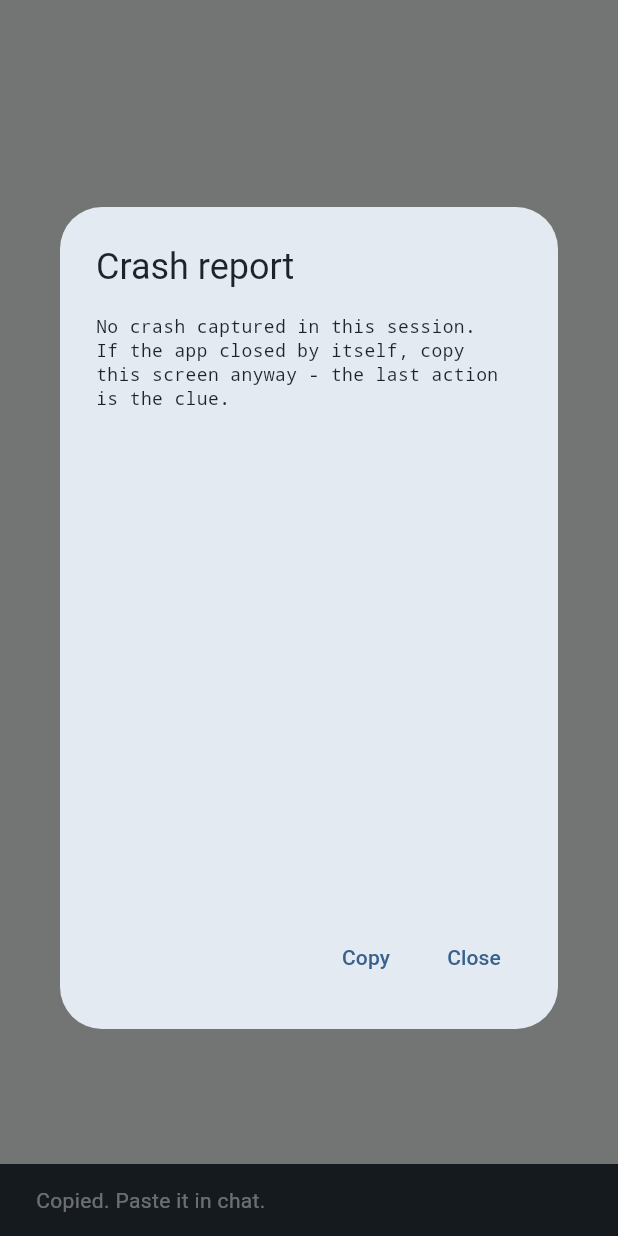
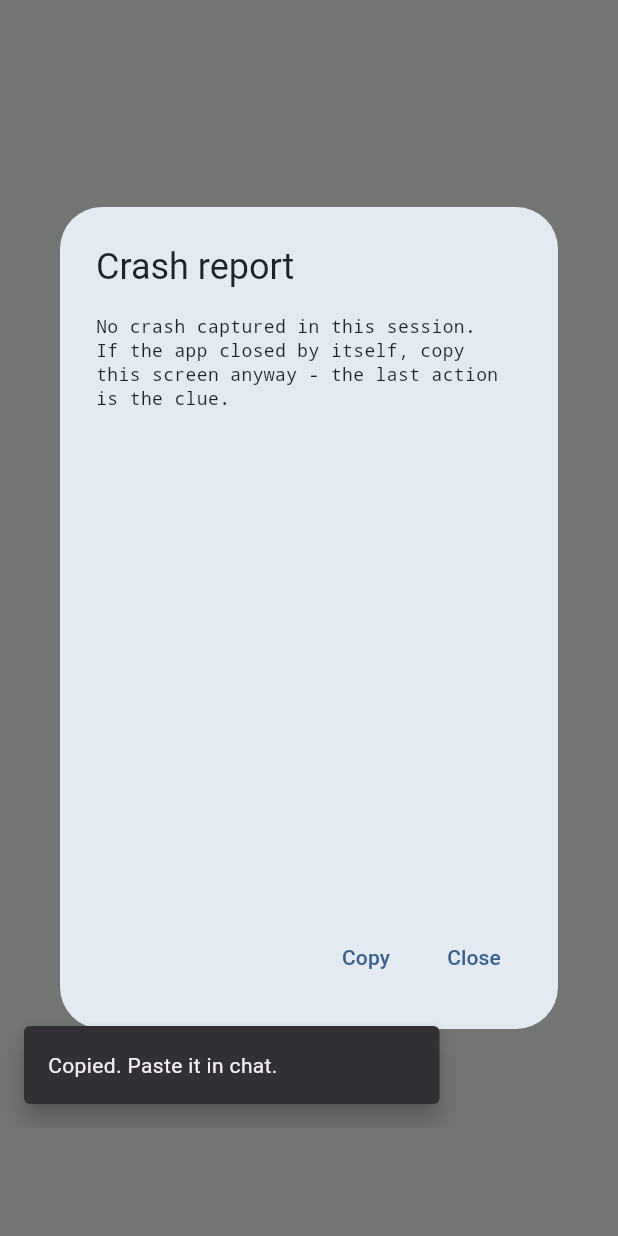
Before and after one commit to mounsokdara/video-player, a Flutter app: what show() shows on an empty page, opened directly, after a tap on "Copy", on a phone screen of 412 x 824 dp. Run offline on Flutter 3.47's test engine with Material 3 defaults, Android fonts, the phone set to English and light mode, and no system bars; drawn by our look-alikes of dynamic_color; our stand-ins replace battery_plus, package_info_plus, permission_handler, share_plus, shared_preferences, vibration and 1 more; missing offline and left inert: media_kit, media_kit_video, photo_manager, screen_brightness, volume_controller; accounts and stored records are empty.

Commit message:
release 1.0.2.1: better snackbar instead of the long wide default snackbar

```diff
--- a/lib/core/crash.dart
+++ b/lib/core/crash.dart
@@ -4,6 +4,7 @@ import 'package:flutter/material.dart';
 import 'package:flutter/services.dart';
 import 'package:shared_preferences/shared_preferences.dart';
 
+import 'package:video_player_app/core/slide_snackbar.dart';
 import 'package:video_player_app/native/android_bridge.dart';
 import 'package:video_player_app/core/developer_log.dart';
 
@@ -183,7 +184,7 @@ class CrashLog {
                 onPressed: () async {
                   await Clipboard.setData(ClipboardData(text: log));
                   if (c.mounted) {
-                    ScaffoldMessenger.of(c).showSnackBar(const SnackBar(content: Text('Copied. Paste it in chat.')));
+                    SlideSnackBar.show(c, message: 'Copied. Paste it in chat.', behavior: SnackBarBehavior.floating);
                   }
                 },
                 child: const Text('Copy'),
--- /dev/null
+++ b/lib/core/slide_snackbar.dart
@@ -0,0 +1,459 @@
+import 'dart:async';
+import 'dart:math' as math;
+
+import 'package:flutter/material.dart';
+
+class SnackColors {
+  const SnackColors(this.container, this.content, this.action);
+
+  final Color container, content, action;
+
+  static const light = SnackColors(Color(0xFF322F35), Color(0xFFF5EFF7), Color(0xFFD0BCFF));
+  static const dark = SnackColors(Color(0xFFE6E0E9), Color(0xFF322F35), Color(0xFF6750A4));
+
+  static SnackColors forBrightness(Brightness b) => b == Brightness.dark ? dark : light;
+  static SnackColors of(BuildContext context) => forBrightness(Theme.of(context).brightness);
+}
+
+class SlideSnackBar {
+  SlideSnackBar._();
+
+  static OverlayEntry? _entry;
+  static _SlideSnackBarHostState? _host;
+
+  static void hide() {
+    _entry?.remove();
+    _entry = null;
+    _host?._clear();
+  }
+
+  static void show(
+    BuildContext context, {
+    required String message,
+    SnackBarBehavior behavior = SnackBarBehavior.fixed,
+    bool showCloseIcon = false,
+    String? actionLabel,
+    VoidCallback? onActionPressed,
+    Duration duration = const Duration(seconds: 4),
+    double actionOverflowThreshold = 0.25,
+  }) {
+    hide();
+
+    _SlideSnackBar build(Key key, EdgeInsets insets, VoidCallback onDismissed) => _SlideSnackBar(
+          key: key,
+          insets: insets,
+          message: message,
+          behavior: behavior,
+          showCloseIcon: showCloseIcon,
+          actionLabel: actionLabel,
+          onActionPressed: onActionPressed,
+          duration: duration,
+          actionOverflowThreshold: actionOverflowThreshold,
+          onDismissed: onDismissed,
+        );
+
+    final host = _host;
+    EdgeInsets insets = EdgeInsets.zero;
+    if (host != null && host.mounted) {
+      final ModalRoute<dynamic>? route = ModalRoute.of(context);
+      final ModalRoute<dynamic>? hostRoute = ModalRoute.of(host.context);
+      if (route is PopupRoute) {
+        insets = _hostInsets(context);
+      } else if (hostRoute == null || hostRoute.isCurrent) {
+        host._present((Key key, VoidCallback onDismissed) => build(key, EdgeInsets.zero, onDismissed));
+        return;
+      }
+    }
+    final OverlayState overlay = Overlay.of(context, rootOverlay: true);
+    late final OverlayEntry entry;
+    entry = OverlayEntry(
+      builder: (BuildContext context) => build(const ValueKey('snack'), insets, () {
+        if (_entry == entry) {
+          _entry = null;
+        }
+        entry.remove();
+      }),
+    );
+    _entry = entry;
+    overlay.insert(entry);
+  }
+}
+
+EdgeInsets _hostInsets(BuildContext context) {
+  final _SlideSnackBarHostState? host = SlideSnackBar._host;
+  if (host == null || !host.mounted) return EdgeInsets.zero;
+  final RenderObject? box = host.context.findRenderObject();
+  if (box is! RenderBox || !box.attached || !box.hasSize) return EdgeInsets.zero;
+  final Size screen = MediaQuery.sizeOf(context);
+  final Offset topLeft = box.localToGlobal(Offset.zero);
+  final Offset bottomRight = box.localToGlobal(box.size.bottomRight(Offset.zero));
+  return EdgeInsets.fromLTRB(
+    math.max(0, topLeft.dx),
+    0,
+    math.max(0, screen.width - bottomRight.dx),
+    math.max(0, screen.height - bottomRight.dy),
+  );
+}
+
+class SlideSnackBarHost extends StatefulWidget {
+  const SlideSnackBarHost({super.key, required this.child});
+
+  final Widget child;
+
+  @override
+  State<SlideSnackBarHost> createState() => _SlideSnackBarHostState();
+}
+
+class _SlideSnackBarHostState extends State<SlideSnackBarHost> {
+  Widget? _current;
+  Object? _token;
+
+  @override
+  void initState() {
+    super.initState();
+    SlideSnackBar._host = this;
+  }
+
+  @override
+  void dispose() {
+    if (SlideSnackBar._host == this) SlideSnackBar._host = null;
+    super.dispose();
+  }
+
+  void _present(_SlideSnackBar Function(Key key, VoidCallback onDismissed) build) {
+    final Object token = Object();
+    setState(() {
+      _token = token;
+      _current = build(ObjectKey(token), () => _clear(token));
+    });
+  }
+
+  void _clear([Object? token]) {
+    if (!mounted || _current == null) return;
+    if (token != null && token != _token) return;
+    setState(() {
+      _token = null;
+      _current = null;
+    });
+  }
+
+  @override
+  Widget build(BuildContext context) {
+    return Stack(
+      clipBehavior: Clip.none,
+      children: <Widget>[
+        Positioned.fill(child: widget.child),
+        if (_current != null) _current!,
+      ],
+    );
+  }
+}
+
+class _SlideSnackBar extends StatefulWidget {
+  const _SlideSnackBar({
+    super.key,
+    required this.insets,
+    required this.message,
+    required this.behavior,
+    required this.showCloseIcon,
+    required this.actionLabel,
+    required this.onActionPressed,
+    required this.duration,
+    required this.actionOverflowThreshold,
+    required this.onDismissed,
+  });
+
+  final EdgeInsets insets;
+  final String message;
+  final SnackBarBehavior behavior;
+  final bool showCloseIcon;
+  final String? actionLabel;
+  final VoidCallback? onActionPressed;
+  final Duration duration;
+  final double actionOverflowThreshold;
+  final VoidCallback onDismissed;
+
+  @override
+  State<_SlideSnackBar> createState() => _SlideSnackBarState();
+}
+
+class _SlideSnackBarState extends State<_SlideSnackBar>
+    with TickerProviderStateMixin {
+  static const Duration _enterDuration = Duration(milliseconds: 250);
+  static const Duration _exitDuration = Duration(milliseconds: 200);
+
+  late final AnimationController _controller = AnimationController(
+    vsync: this,
+    duration: _enterDuration,
+    reverseDuration: _exitDuration,
+  );
+
+  late final AnimationController _dragController = AnimationController(
+    vsync: this,
+    duration: const Duration(milliseconds: 200),
+  );
+
+  late final Animation<Offset> _slide =
+      Tween<Offset>(begin: const Offset(0, 1), end: Offset.zero).animate(
+    CurvedAnimation(
+      parent: _controller,
+      curve: Curves.easeOutCubic,
+      reverseCurve: Curves.easeInCubic,
+    ),
+  );
+
+  late final Animation<double> _fade = CurvedAnimation(
+    parent: _controller,
+    curve: Curves.easeOut,
+  );
+
+  final GlobalKey _barKey = GlobalKey();
+
+  Timer? _timer;
+  bool _dismissing = false;
+  bool _dragging = false;
+
+  @override
+  void initState() {
+    super.initState();
+    _controller.forward();
+    _restartTimer();
+  }
+
+  @override
+  void dispose() {
+    _timer?.cancel();
+    _controller.dispose();
+    _dragController.dispose();
+    super.dispose();
+  }
+
+  void _restartTimer() {
+    _timer?.cancel();
+    _timer = Timer(widget.duration, _dismiss);
+  }
+
+  Future<void> _dismiss() async {
+    if (_dismissing) return;
+    _dismissing = true;
+    _dragging = false;
+    _timer?.cancel();
+    _dragController.stop();
+    await _controller.reverse();
+    if (mounted) widget.onDismissed();
+  }
+
+  double get _barHeight {
+    final RenderObject? renderObject =
+        _barKey.currentContext?.findRenderObject();
+    if (renderObject is RenderBox && renderObject.hasSize) {
+      final double height = renderObject.size.height;
+      if (height > 0) return height;
+    }
+    return 1;
+  }
+
+  void _onDragStart(DragStartDetails details) {
+    if (_dismissing) return;
+    _dragging = true;
+    _timer?.cancel();
+    _dragController.stop();
+  }
+
+  void _onDragUpdate(DragUpdateDetails details) {
+    if (!_dragging || _dismissing) return;
+    final double delta = details.delta.dy / _barHeight;
+    final double next =
+        (_dragController.value + delta).clamp(0.0, 1.0).toDouble();
+    _dragController.value = next;
+  }
+
+  void _onDragEnd(DragEndDetails details) {
+    if (!_dragging) return;
+    _dragging = false;
+
+    final double velocity = details.primaryVelocity ?? 0;
+
+    if (_dragController.value >= 0.35 || velocity > 700) {
+      _dismiss();
+      return;
+    }
+
+    _dragController
+        .animateTo(
+      0,
+      duration: const Duration(milliseconds: 150),
+      curve: Curves.easeOut,
+    )
+        .whenComplete(() {
+      if (mounted && !_dismissing) _restartTimer();
+    });
+  }
+
+  void _onDragCancel() {
+    if (!_dragging) return;
+    _dragging = false;
+    _dragController.animateTo(
+      0,
+      duration: const Duration(milliseconds: 150),
+      curve: Curves.easeOut,
+    );
+    if (!_dismissing) _restartTimer();
+  }
+
+  @override
+  Widget build(BuildContext context) {
+    final ThemeData theme = Theme.of(context);
+    final bool floating = widget.behavior == SnackBarBehavior.floating;
+
+    final SnackColors colors = SnackColors.of(context);
+    final Color backgroundColor = colors.container;
+    final Color foregroundColor = colors.content;
+    final TextStyle textStyle =
+        theme.textTheme.bodyMedium!.copyWith(color: colors.content);
+
+    final Widget? actionButton = widget.actionLabel == null
+        ? null
+        : TextButton(
+            onPressed: () {
+              widget.onActionPressed?.call();
+              _dismiss();
+            },
+            style: TextButton.styleFrom(foregroundColor: colors.action),
+            child: Text(widget.actionLabel!),
+          );
+
+    final Widget bar = Material(
+      color: backgroundColor,
+      surfaceTintColor: Colors.transparent,
+      elevation: 6,
+      borderRadius: floating ? BorderRadius.circular(4) : BorderRadius.zero,
+      clipBehavior: Clip.antiAlias,
+      child: Padding(
+        padding: const EdgeInsets.symmetric(horizontal: 16, vertical: 16),
+        child: Row(
+          children: <Widget>[
+            Expanded(
+              child: _buildContentArea(
+                textStyle: textStyle,
+                actionButton: actionButton,
+              ),
+            ),
+            if (widget.showCloseIcon)
+              IconButton(
+                onPressed: _dismiss,
+                color: foregroundColor,
+                icon: const Icon(Icons.close),
+                tooltip: MaterialLocalizations.of(context).closeButtonTooltip,
+              ),
+          ],
+        ),
+      ),
+    );
+
+    final double safeBottom = (MediaQuery.of(context).padding.bottom - widget.insets.bottom)
+        .clamp(0.0, double.infinity)
+        .toDouble();
+
+    final Widget tappable = GestureDetector(
+      behavior: HitTestBehavior.opaque,
+      onVerticalDragStart: _onDragStart,
+      onVerticalDragUpdate: _onDragUpdate,
+      onVerticalDragEnd: _onDragEnd,
+      onVerticalDragCancel: _onDragCancel,
+      child: KeyedSubtree(key: _barKey, child: bar),
+    );
+
+    return Positioned(
+      left: widget.insets.left,
+      right: widget.insets.right,
+      top: 0,
+      bottom: widget.insets.bottom,
+      child: ClipRect(
+        child: Align(
+          alignment: Alignment.bottomCenter,
+          child: SlideTransition(
+            position: _slide,
+            child: AnimatedBuilder(
+              animation: Listenable.merge(<Listenable>[_fade, _dragController]),
+              builder: (BuildContext context, Widget? child) {
+                final double dragProgress = _dragController.value;
+                final double opacity =
+                    (_fade.value * (1.0 - dragProgress)).clamp(0.0, 1.0);
+                return Opacity(
+                  opacity: opacity,
+                  child: FractionalTranslation(
+                    translation: Offset(0, dragProgress),
+                    child: child,
+                  ),
+                );
+              },
+              child: Padding(
+                padding: EdgeInsets.only(
+                  left: floating ? 16 : 0,
+                  right: floating ? 16 : 0,
+                  bottom: (floating ? 16 : 0) + safeBottom,
+                ),
+                child: floating
+                    ? Align(
+                        alignment: Alignment.bottomCenter,
+                        heightFactor: 1,
+                        child: ConstrainedBox(
+                          constraints: const BoxConstraints(maxWidth: 400),
+                          child: tappable,
+                        ),
+                      )
+                    : tappable,
+              ),
+            ),
+          ),
+        ),
+      ),
+    );
+  }
+
+  Widget _buildContentArea({
+    required TextStyle textStyle,
+    required Widget? actionButton,
+  }) {
+    final Widget textWidget = Text(widget.message, style: textStyle);
+
+    if (actionButton == null) {
+      return textWidget;
+    }
+
+    return LayoutBuilder(
+      builder: (BuildContext context, BoxConstraints constraints) {
+        final TextPainter painter = TextPainter(
+          text: TextSpan(text: widget.message, style: textStyle),
+          maxLines: 1,
+          textDirection: Directionality.of(context),
+        )..layout();
+
+        final double available = constraints.maxWidth;
+        final bool putActionOnNewLine =
+            painter.width > available * (1 - widget.actionOverflowThreshold);
+
+        if (putActionOnNewLine) {
+          return Column(
+            crossAxisAlignment: CrossAxisAlignment.stretch,
+            mainAxisSize: MainAxisSize.min,
+            children: <Widget>[
+              textWidget,
+              const SizedBox(height: 4),
+              Align(alignment: Alignment.centerRight, child: actionButton),
+            ],
+          );
+        }
+
+        return Row(
+          children: <Widget>[
+            Expanded(child: textWidget),
+            const SizedBox(width: 8),
+            actionButton,
+          ],
+        );
+      },
+    );
+  }
+}
--- a/lib/core/widgets.dart
+++ b/lib/core/widgets.dart
@@ -5,6 +5,7 @@ import 'package:flutter/material.dart';
 import 'package:intl/intl.dart';
 import 'package:share_plus/share_plus.dart';
 
+import 'package:video_player_app/core/slide_snackbar.dart';
 import 'package:video_player_app/native/android_bridge.dart';
 import 'package:video_player_app/core/insets.dart';
 import 'package:video_player_app/library/library.dart';
@@ -77,9 +78,7 @@ class _VideoThumbState extends State<VideoThumb> {
 
 void showAllFilesFailed(BuildContext context, String action) {
   if (!context.mounted) return;
-  ScaffoldMessenger.of(context).showSnackBar(
-    SnackBar(content: Text('Failed to $action. Make sure you have all file access Enabled')),
-  );
+  SlideSnackBar.show(context, message: 'Failed to $action. Make sure you have all file access Enabled', behavior: SnackBarBehavior.floating);
 }
 
 class LibraryRefresh extends StatelessWidget {
--- a/lib/library/home.dart
+++ b/lib/library/home.dart
@@ -5,6 +5,7 @@ import 'package:flutter/material.dart';
 import 'package:path/path.dart' as p;
 import 'package:share_plus/share_plus.dart';
 
+import 'package:video_player_app/core/slide_snackbar.dart';
 import 'package:video_player_app/native/android_bridge.dart';
 import 'package:video_player_app/core/crash.dart';
 import 'package:video_player_app/core/insets.dart';
@@ -28,6 +29,7 @@ class HomeShell extends StatefulWidget {
 }
 
 class _HomeShellState extends State<HomeShell> with WidgetsBindingObserver {
+  final _snackHost = GlobalKey();
   int tab = 0;
   bool loading = true;
   String? error;
@@ -252,7 +254,7 @@ class _HomeShellState extends State<HomeShell> with WidgetsBindingObserver {
   Future<void> _openPath(String path) async {
     if (!looksLikeVideo(path)) {
       if (mounted) {
-        ScaffoldMessenger.of(context).showSnackBar(const SnackBar(content: Text('That file is not a playable video')));
+        SlideSnackBar.show(context, message: 'That file is not a playable video', behavior: SnackBarBehavior.floating);
       }
       return;
     }
@@ -709,7 +711,9 @@ class _HomeShellState extends State<HomeShell> with WidgetsBindingObserver {
 
     if (wide) {
       return Scaffold(
-        body: Padding(
+        body: SlideSnackBarHost(
+          key: _snackHost,
+          child: Padding(
           padding: EdgeInsets.only(left: pad.left, right: pad.right),
           child: shell(
           Row(
@@ -730,15 +734,19 @@ class _HomeShellState extends State<HomeShell> with WidgetsBindingObserver {
             ],
           ),
           ),
+          ),
         ),
         floatingActionButton: _pasteFab(),
       );
     }
 
     return Scaffold(
-      body: Padding(
-        padding: EdgeInsets.only(left: pad.left, right: pad.right),
-        child: shell(body),
+      body: SlideSnackBarHost(
+        key: _snackHost,
+        child: Padding(
+          padding: EdgeInsets.only(left: pad.left, right: pad.right),
+          child: shell(body),
+        ),
       ),
       floatingActionButton: _pasteFab(),
       bottomNavigationBar: tabs.length <= 1
--- a/pubspec.yaml
+++ b/pubspec.yaml
@@ -1,7 +1,7 @@
 name: video_player_app
 description: Material 3 local video player for Android
 publish_to: "none"
-version: 1.0.2+3
+version: 1.0.2+4
 
 environment:
   sdk: ^3.13.2
```
Also changed, not shown: lib/library/picker.dart (+3 -6 lines), lib/settings/about.dart (+7 -14 lines), 2 other files.
